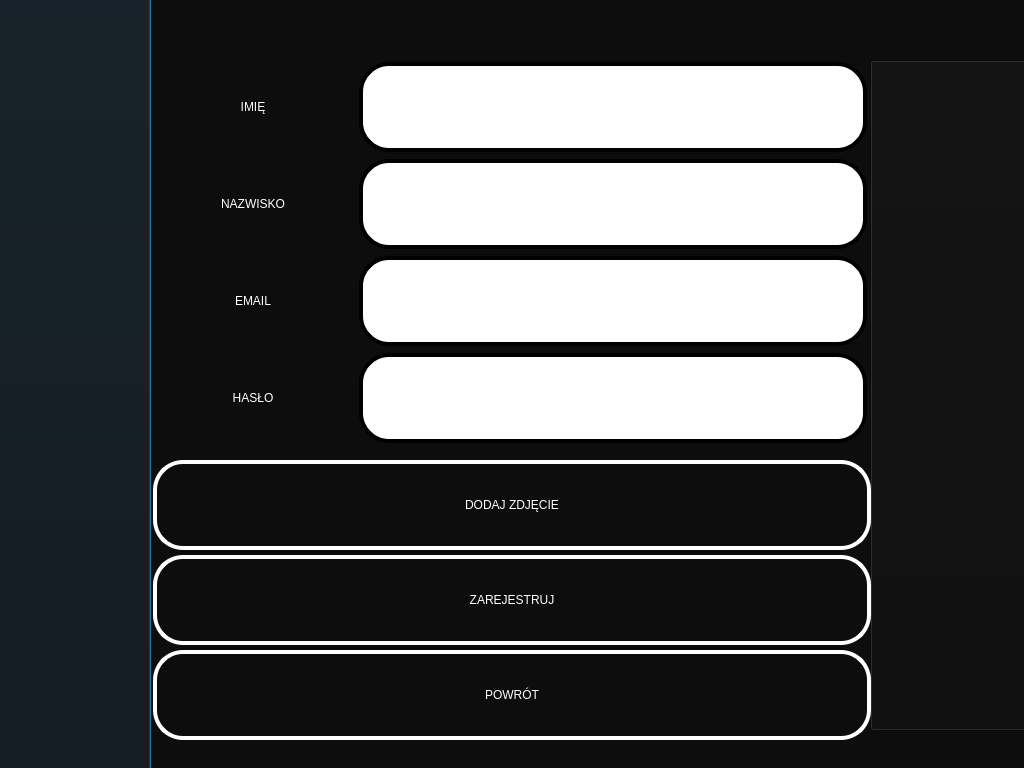
Qt form Raspberry QT/RegistrationScreen.ui (lukaszwazny/E-kiosk) before a commit.
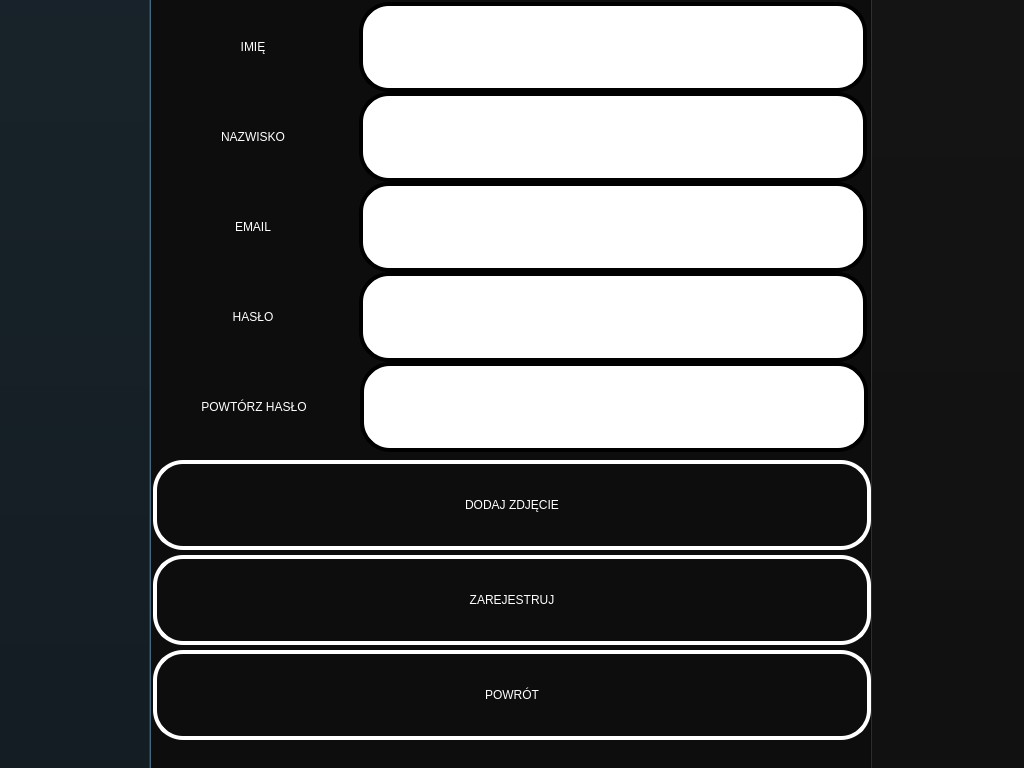
The same form after that commit.

Commit message: Powtórz hasło, zmiana danych

Patch:
```diff
--- a/Raspberry QT/RegistrationScreen.ui
+++ b/Raspberry QT/RegistrationScreen.ui
@@ -48,9 +48,9 @@
    <property name="geometry">
     <rect>
      <x>870</x>
-     <y>60</y>
+     <y>-10</y>
      <width>161</width>
-     <height>671</height>
+     <height>781</height>
     </rect>
    </property>
    <property name="styleSheet">
@@ -181,7 +181,7 @@
    <property name="geometry">
     <rect>
      <x>153</x>
-     <y>62</y>
+     <y>2</y>
      <width>200</width>
      <height>90</height>
     </rect>
@@ -216,7 +216,7 @@
    <property name="geometry">
     <rect>
      <x>359</x>
-     <y>62</y>
+     <y>2</y>
      <width>508</width>
      <height>90</height>
     </rect>
@@ -252,7 +252,7 @@
    <property name="geometry">
     <rect>
      <x>153</x>
-     <y>353</y>
+     <y>272</y>
      <width>200</width>
      <height>90</height>
     </rect>
@@ -284,7 +284,7 @@
    <property name="geometry">
     <rect>
      <x>359</x>
-     <y>353</y>
+     <y>272</y>
      <width>508</width>
      <height>90</height>
     </rect>
@@ -323,7 +323,7 @@
    <property name="geometry">
     <rect>
      <x>153</x>
-     <y>159</y>
+     <y>92</y>
      <width>200</width>
      <height>90</height>
     </rect>
@@ -355,7 +355,7 @@
    <property name="geometry">
     <rect>
      <x>359</x>
-     <y>159</y>
+     <y>92</y>
      <width>508</width>
      <height>90</height>
     </rect>
@@ -394,7 +394,7 @@
    <property name="geometry">
     <rect>
      <x>153</x>
-     <y>256</y>
+     <y>182</y>
      <width>200</width>
      <height>90</height>
     </rect>
@@ -426,7 +426,7 @@
    <property name="geometry">
     <rect>
      <x>359</x>
-     <y>256</y>
+     <y>182</y>
      <width>508</width>
      <height>90</height>
     </rect>
@@ -461,6 +461,77 @@
     <enum>QLineEdit::Normal</enum>
    </property>
   </widget>
+  <widget class="QLabel" name="hasloLabel_2">
+   <property name="geometry">
+    <rect>
+     <x>154</x>
+     <y>362</y>
+     <width>200</width>
+     <height>90</height>
+    </rect>
+   </property>
+   <property name="minimumSize">
+    <size>
+     <width>200</width>
+     <height>90</height>
+    </size>
+   </property>
+   <property name="maximumSize">
+    <size>
+     <width>200</width>
+     <height>90</height>
+    </size>
+   </property>
+   <property name="styleSheet">
+    <string notr="true">font: 75 18pt &quot;Tahoma&quot;;
+color: rgb(255, 255, 255);</string>
+   </property>
+   <property name="text">
+    <string>POWTÓRZ HASŁO</string>
+   </property>
+   <property name="alignment">
+    <set>Qt::AlignCenter</set>
+   </property>
+  </widget>
+  <widget class="QLineEdit" name="haslo_2">
+   <property name="geometry">
+    <rect>
+     <x>360</x>
+     <y>362</y>
+     <width>508</width>
+     <height>90</height>
+    </rect>
+   </property>
+   <property name="minimumSize">
+    <size>
+     <width>508</width>
+     <height>90</height>
+    </size>
+   </property>
+   <property name="maximumSize">
+    <size>
+     <width>508</width>
+     <height>90</height>
+    </size>
+   </property>
+   <property name="styleSheet">
+    <string notr="true">color: rgb(0, 0, 0);
+background-color: rgb(255, 255, 255);
+font: 75 30pt &quot;Tahoma&quot;;
+
+border-style: solid;
+border-width:4px;
+border-radius:30px;
+
+max-width:500px;
+max-height:82px;
+min-width:500px;
+min-height:82px;</string>
+   </property>
+   <property name="echoMode">
+    <enum>QLineEdit::Password</enum>
+   </property>
+  </widget>
  </widget>
  <resources/>
  <connections/>
```
The commit also changes 11 other files.
